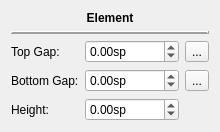
First picture: the form in mscore/mscore/inspector_vbox.ui, repository musescore/musescore-old, before the edit.
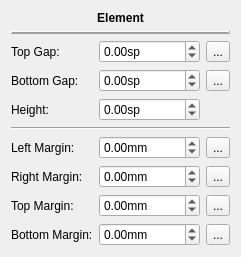
Second picture: the form after the edit. Icons and pictures are not drawn.

```diff
--- a/mscore/mscore/inspector_vbox.ui
+++ b/mscore/mscore/inspector_vbox.ui
@@ -6,8 +6,8 @@
    <rect>
     <x>0</x>
     <y>0</y>
-    <width>198</width>
-    <height>123</height>
+    <width>240</width>
+    <height>245</height>
    </rect>
   </property>
   <property name="windowTitle">
@@ -45,10 +45,58 @@
    </item>
    <item>
     <layout class="QGridLayout" name="gridLayout">
-     <item row="1" column="0">
-      <widget class="QLabel" name="label_3">
+     <item row="5" column="0">
+      <widget class="QLabel" name="label_5">
        <property name="text">
-        <string>Bottom Gap:</string>
+        <string>Right Margin:</string>
+       </property>
+      </widget>
+     </item>
+     <item row="0" column="2">
+      <widget class="QToolButton" name="resetTopGap">
+       <property name="toolTip">
+        <string>reset value</string>
+       </property>
+       <property name="text">
+        <string>...</string>
+       </property>
+       <property name="icon">
+        <iconset resource="musescore.qrc">
+         <normaloff>:/data/icons-dark/resetproperty.png</normaloff>:/data/icons-dark/resetproperty.png</iconset>
+       </property>
+      </widget>
+     </item>
+     <item row="1" column="2">
+      <widget class="QToolButton" name="resetBottomGap">
+       <property name="toolTip">
+        <string>reset value</string>
+       </property>
+       <property name="text">
+        <string>...</string>
+       </property>
+       <property name="icon">
+        <iconset resource="musescore.qrc">
+         <normaloff>:/data/icons-dark/resetproperty.png</normaloff>:/data/icons-dark/resetproperty.png</iconset>
+       </property>
+      </widget>
+     </item>
+     <item row="7" column="0">
+      <widget class="QLabel" name="label_7">
+       <property name="text">
+        <string>Bottom Margin:</string>
+       </property>
+      </widget>
+     </item>
+     <item row="4" column="1">
+      <widget class="QDoubleSpinBox" name="leftMargin">
+       <property name="suffix">
+        <string>mm</string>
+       </property>
+       <property name="minimum">
+        <double>-10000.000000000000000</double>
+       </property>
+       <property name="maximum">
+        <double>10000.000000000000000</double>
        </property>
       </widget>
      </item>
@@ -111,8 +159,68 @@
        </property>
       </widget>
      </item>
-     <item row="0" column="2">
-      <widget class="QToolButton" name="resetTopGap">
+     <item row="6" column="0">
+      <widget class="QLabel" name="label_6">
+       <property name="text">
+        <string>Top Margin:</string>
+       </property>
+      </widget>
+     </item>
+     <item row="4" column="0">
+      <widget class="QLabel" name="label_4">
+       <property name="text">
+        <string>Left Margin:</string>
+       </property>
+      </widget>
+     </item>
+     <item row="1" column="0">
+      <widget class="QLabel" name="label_3">
+       <property name="text">
+        <string>Bottom Gap:</string>
+       </property>
+      </widget>
+     </item>
+     <item row="6" column="1">
+      <widget class="QDoubleSpinBox" name="topMargin">
+       <property name="suffix">
+        <string>mm</string>
+       </property>
+       <property name="minimum">
+        <double>-10000.000000000000000</double>
+       </property>
+       <property name="maximum">
+        <double>10000.000000000000000</double>
+       </property>
+      </widget>
+     </item>
+     <item row="5" column="1">
+      <widget class="QDoubleSpinBox" name="rightMargin">
+       <property name="suffix">
+        <string>mm</string>
+       </property>
+       <property name="minimum">
+        <double>-10000.000000000000000</double>
+       </property>
+       <property name="maximum">
+        <double>10000.000000000000000</double>
+       </property>
+      </widget>
+     </item>
+     <item row="7" column="1">
+      <widget class="QDoubleSpinBox" name="bottomMargin">
+       <property name="suffix">
+        <string>mm</string>
+       </property>
+       <property name="minimum">
+        <double>-10000.000000000000000</double>
+       </property>
+       <property name="maximum">
+        <double>10000.000000000000000</double>
+       </property>
+      </widget>
+     </item>
+     <item row="4" column="2">
+      <widget class="QToolButton" name="resetLeftMargin">
        <property name="toolTip">
         <string>reset value</string>
        </property>
@@ -125,8 +233,8 @@
        </property>
       </widget>
      </item>
-     <item row="1" column="2">
-      <widget class="QToolButton" name="resetBottomGap">
+     <item row="5" column="2">
+      <widget class="QToolButton" name="resetRightMargin">
        <property name="toolTip">
         <string>reset value</string>
        </property>
@@ -139,6 +247,41 @@
        </property>
       </widget>
      </item>
+     <item row="6" column="2">
+      <widget class="QToolButton" name="resetTopMargin">
+       <property name="toolTip">
+        <string>reset value</string>
+       </property>
+       <property name="text">
+        <string>...</string>
+       </property>
+       <property name="icon">
+        <iconset resource="musescore.qrc">
+         <normaloff>:/data/icons-dark/resetproperty.png</normaloff>:/data/icons-dark/resetproperty.png</iconset>
+       </property>
+      </widget>
+     </item>
+     <item row="7" column="2">
+      <widget class="QToolButton" name="resetBottomMargin">
+       <property name="toolTip">
+        <string>reset value</string>
+       </property>
+       <property name="text">
+        <string>...</string>
+       </property>
+       <property name="icon">
+        <iconset resource="musescore.qrc">
+         <normaloff>:/data/icons-dark/resetproperty.png</normaloff>:/data/icons-dark/resetproperty.png</iconset>
+       </property>
+      </widget>
+     </item>
+     <item row="3" column="0" colspan="3">
+      <widget class="Line" name="line">
+       <property name="orientation">
+        <enum>Qt::Horizontal</enum>
+       </property>
+      </widget>
+     </item>
     </layout>
    </item>
   </layout>
```
